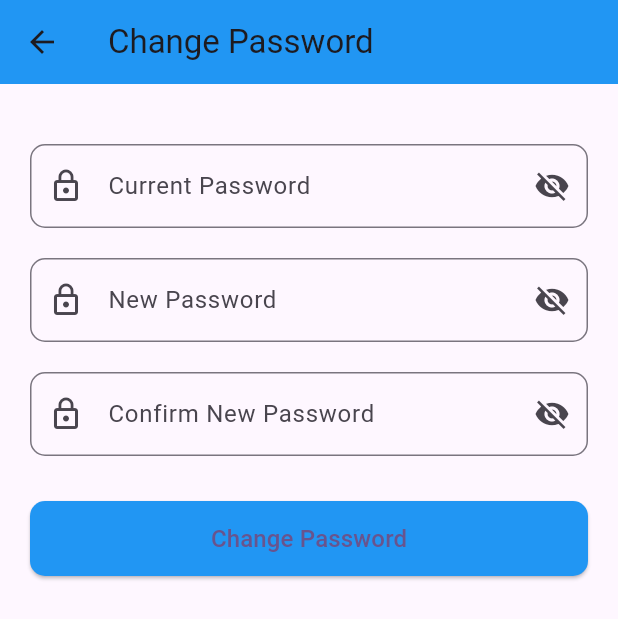
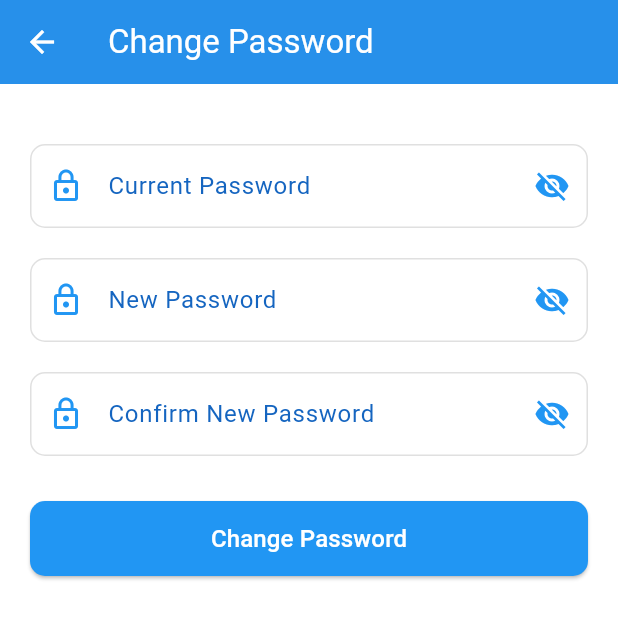
Before and after one commit to aparkhi83/27feb, a Flutter app: the MoreOptionsPage screen opened directly with empty values, after a tap on "Change Password", on a phone screen of 412 x 824 dp. Shown: the top 619 px of the screen. Run offline on Flutter 3.47's test engine with Material 3 defaults, Android fonts, the phone set to English and light mode, and no system bars; our stand-ins replace cloud_firestore, firebase_auth, firebase_core, google_fonts, table_calendar; accounts and stored records are empty.

Commit message:
18 march update

```diff
--- a/lib/change.dart
+++ b/lib/change.dart
@@ -2,7 +2,8 @@ import 'package:firebase_auth/firebase_auth.dart';
 import 'package:flutter/material.dart';
 
 class ChangePasswordScreen extends StatefulWidget {
-  const ChangePasswordScreen({super.key});
+  final bool isDarkMode;
+  const ChangePasswordScreen({super.key, required this.isDarkMode});
 
   @override
   State<ChangePasswordScreen> createState() => _ChangePasswordScreenState();
@@ -83,13 +84,23 @@ class _ChangePasswordScreenState extends State<ChangePasswordScreen> {
 
   @override
   Widget build(BuildContext context) {
+    // Define theme colors based on dark mode state
+    final Color backgroundColor = widget.isDarkMode ? Colors.grey[900]! : Colors.white;
+    final Color cardColor = widget.isDarkMode ? Colors.grey[850]! : Colors.white;
+    final Color primaryColor = widget.isDarkMode ? Colors.blue[300]! : Colors.blue;
+    final Color textColor = widget.isDarkMode ? Colors.white : Colors.black87;
+    final Color iconColor = widget.isDarkMode ? Colors.white70 : Colors.blue;
+    final Color borderColor = widget.isDarkMode ? Colors.grey[700]! : Colors.grey[300]!;
+
     return Scaffold(
       appBar: AppBar(
         title: const Text('Change Password'),
-        backgroundColor: Colors.blue,
+        backgroundColor: widget.isDarkMode ? Colors.grey[850] : Colors.blue,
+        foregroundColor: Colors.white,
+        elevation: widget.isDarkMode ? 0 : 4,
       ),
-      body:
-      SingleChildScrollView(
+      backgroundColor: backgroundColor,
+      body: SingleChildScrollView(
         child: Padding(
           padding: const EdgeInsets.all(20.0),
           child: Form(
@@ -101,14 +112,17 @@ class _ChangePasswordScreenState extends State<ChangePasswordScreen> {
                 TextFormField(
                   controller: _currentPasswordController,
                   obscureText: _obscureCurrentPassword,
+                  style: TextStyle(color: textColor),
                   decoration: InputDecoration(
                     labelText: 'Current Password',
-                    prefixIcon: const Icon(Icons.lock_outline),
+                    labelStyle: TextStyle(color: widget.isDarkMode ? Colors.blue[200] : Colors.blue[800]),
+                    prefixIcon: Icon(Icons.lock_outline, color: iconColor),
                     suffixIcon: IconButton(
                       icon: Icon(
                         _obscureCurrentPassword
                             ? Icons.visibility_off
                             : Icons.visibility,
+                        color: iconColor,
                       ),
                       onPressed: () {
                         setState(() {
@@ -118,7 +132,18 @@ class _ChangePasswordScreenState extends State<ChangePasswordScreen> {
                     ),
                     border: OutlineInputBorder(
                       borderRadius: BorderRadius.circular(10),
+                      borderSide: BorderSide(color: borderColor),
                     ),
+                    enabledBorder: OutlineInputBorder(
+                      borderRadius: BorderRadius.circular(10),
+                      borderSide: BorderSide(color: borderColor),
+                    ),
+                    focusedBorder: OutlineInputBorder(
+                      borderRadius: BorderRadius.circular(10),
+                      borderSide: BorderSide(color: primaryColor, width: 2),
+                    ),
+                    fillColor: widget.isDarkMode ? Colors.grey[800] : Colors.white,
+                    filled: true,
                   ),
                   validator: (value) {
                     if (value == null || value.isEmpty) {
@@ -131,14 +156,17 @@ class _ChangePasswordScreenState extends State<ChangePasswordScreen> {
                 TextFormField(
                   controller: _newPasswordController,
                   obscureText: _obscureNewPassword,
+                  style: TextStyle(color: textColor),
                   decoration: InputDecoration(
                     labelText: 'New Password',
-                    prefixIcon: const Icon(Icons.lock_outline),
+                    labelStyle: TextStyle(color: widget.isDarkMode ? Colors.blue[200] : Colors.blue[800]),
+                    prefixIcon: Icon(Icons.lock_outline, color: iconColor),
                     suffixIcon: IconButton(
                       icon: Icon(
                         _obscureNewPassword
                             ? Icons.visibility_off
                             : Icons.visibility,
+                        color: iconColor,
                       ),
                       onPressed: () {
                         setState(() {
@@ -148,7 +176,18 @@ class _ChangePasswordScreenState extends State<ChangePasswordScreen> {
                     ),
                     border: OutlineInputBorder(
                       borderRadius: BorderRadius.circular(10),
+                      borderSide: BorderSide(color: borderColor),
                     ),
+                    enabledBorder: OutlineInputBorder(
+                      borderRadius: BorderRadius.circular(10),
+                      borderSide: BorderSide(color: borderColor),
+                    ),
+                    focusedBorder: OutlineInputBorder(
+                      borderRadius: BorderRadius.circular(10),
+                      borderSide: BorderSide(color: primaryColor, width: 2),
+                    ),
+                    fillColor: widget.isDarkMode ? Colors.grey[800] : Colors.white,
+                    filled: true,
                   ),
                   validator: (value) {
                     if (value == null || value.isEmpty) {
@@ -167,14 +206,17 @@ class _ChangePasswordScreenState extends State<ChangePasswordScreen> {
                 TextFormField(
                   controller: _confirmPasswordController,
                   obscureText: _obscureConfirmPassword,
+                  style: TextStyle(color: textColor),
                   decoration: InputDecoration(
                     labelText: 'Confirm New Password',
-                    prefixIcon: const Icon(Icons.lock_outline),
+                    labelStyle: TextStyle(color: widget.isDarkMode ? Colors.blue[200] : Colors.blue[800]),
+                    prefixIcon: Icon(Icons.lock_outline, color: iconColor),
                     suffixIcon: IconButton(
                       icon: Icon(
                         _obscureConfirmPassword
                             ? Icons.visibility_off
                             : Icons.visibility,
+                        color: iconColor,
                       ),
                       onPressed: () {
                         setState(() {
@@ -184,7 +226,18 @@ class _ChangePasswordScreenState extends State<ChangePasswordScreen> {
                     ),
                     border: OutlineInputBorder(
                       borderRadius: BorderRadius.circular(10),
+                      borderSide: BorderSide(color: borderColor),
                     ),
+                    enabledBorder: OutlineInputBorder(
+                      borderRadius: BorderRadius.circular(10),
+                      borderSide: BorderSide(color: borderColor),
+                    ),
+                    focusedBorder: OutlineInputBorder(
+                      borderRadius: BorderRadius.circular(10),
+                      borderSide: BorderSide(color: primaryColor, width: 2),
+                    ),
+                    fillColor: widget.isDarkMode ? Colors.grey[800] : Colors.white,
+                    filled: true,
                   ),
                   validator: (value) {
                     if (value == null || value.isEmpty) {
@@ -202,13 +255,16 @@ class _ChangePasswordScreenState extends State<ChangePasswordScreen> {
                   child: ElevatedButton(
                     onPressed: _isLoading ? null : _changePassword,
                     style: ElevatedButton.styleFrom(
-                      backgroundColor: Colors.blue,
+                      backgroundColor: primaryColor,
+                      foregroundColor: Colors.white,
+                      disabledBackgroundColor: widget.isDarkMode ? Colors.grey[700] : Colors.grey[300],
+                      disabledForegroundColor: widget.isDarkMode ? Colors.grey[500] : Colors.grey[600],
                       shape: RoundedRectangleBorder(
                         borderRadius: BorderRadius.circular(10),
                       ),
                     ),
                     child: _isLoading
-                        ? const CircularProgressIndicator(color: Colors.white)
+                        ? CircularProgressIndicator(color: widget.isDarkMode ? Colors.white70 : Colors.white)
                         : const Text(
                       'Change Password',
                       style: TextStyle(fontSize: 16),
--- a/lib/screen/signin.dart
+++ b/lib/screen/signin.dart
@@ -95,7 +95,7 @@ class _SignInScreenState extends State<SignInScreen> {
   @override
   Widget build(BuildContext context) {
     return Scaffold(
-      backgroundColor: Colors.blue[800],
+      backgroundColor: const Color(0xFF002366),
       body: SafeArea(
         child: Padding(
           padding: const EdgeInsets.symmetric(horizontal: 35),
```
Also changed, not shown: lib/landing.dart (+46 -10 lines).
